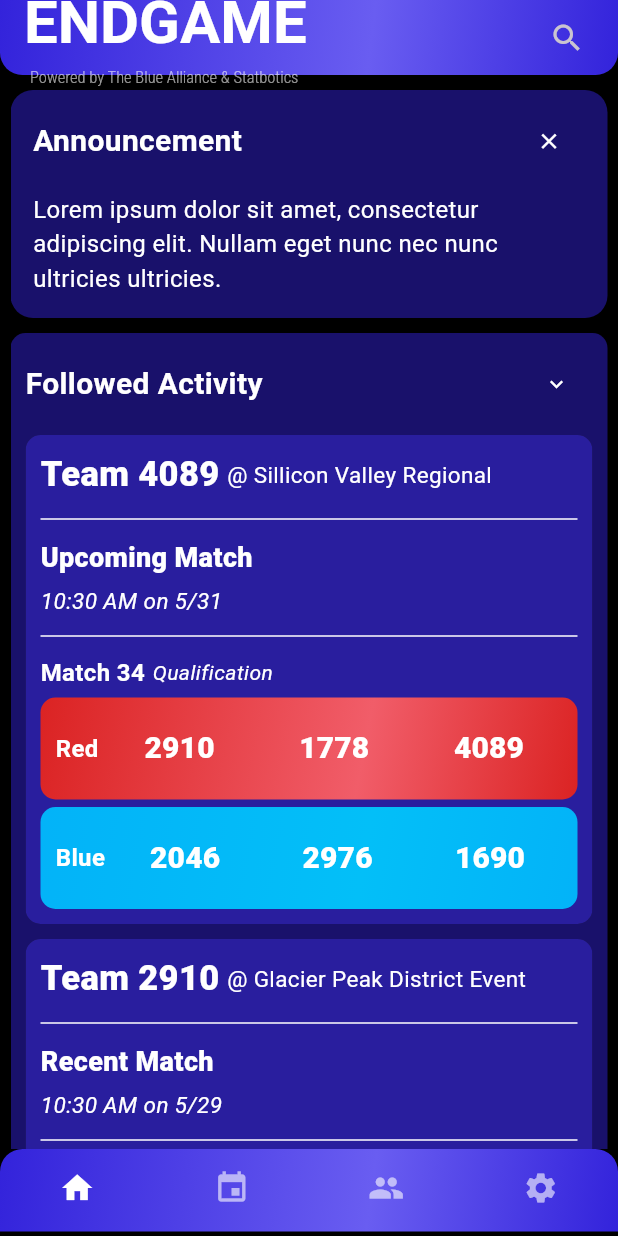
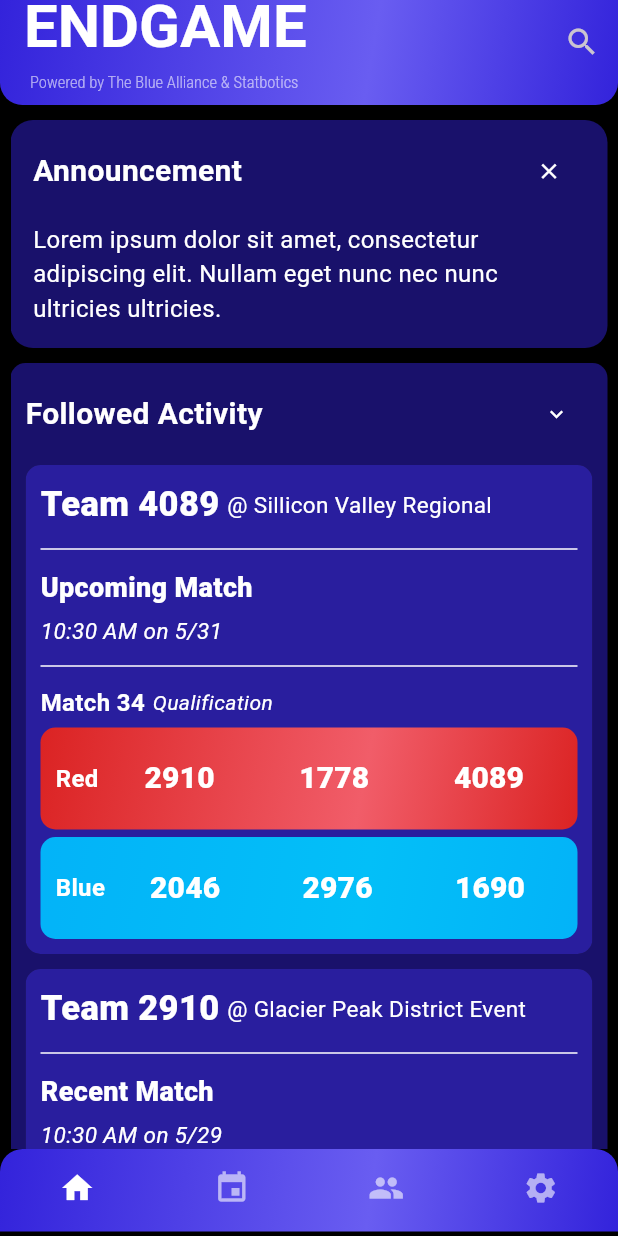
Before and after one commit to silverlightning926/Endgame, a Flutter app: the screen it shows after launch, on a phone screen of 412 x 824 dp. Run offline on Flutter 3.47's test engine with Material 3 defaults, Android fonts, the phone set to English and light mode, and no system bars; our stand-ins replace google_fonts.

Commit message:
Changed AppBar Spacing

```diff
--- a/lib/src/screens/home_screen.dart
+++ b/lib/src/screens/home_screen.dart
@@ -39,7 +39,7 @@ class _HomeScreenState extends State<HomeScreen> {
       child: Scaffold(
         extendBodyBehindAppBar: true,
         appBar: PreferredSize(
-          preferredSize: Size.fromHeight(50.0 + amountOfPadding),
+          preferredSize: const Size.fromHeight(70.0),
           child: AppBar(
             clipBehavior: Clip.none,
             flexibleSpace: Container(
@@ -51,13 +51,10 @@ class _HomeScreenState extends State<HomeScreen> {
               ),
             ),
             actions: [
-              Padding(
-                padding: EdgeInsets.only(top: amountOfPadding, right: 10.0),
-                child: IconButton(
+              IconButton(
                 onPressed: () {},
                 icon: const Icon(Icons.search),
                 tooltip: "Search",
-                ),
               ),
             ],
             shape: const RoundedRectangleBorder(
@@ -65,9 +62,7 @@ class _HomeScreenState extends State<HomeScreen> {
                 bottom: Radius.circular(15),
               ),
             ),
-            title: Padding(
-              padding: EdgeInsets.only(top: amountOfPadding),
-              child: Column(
+            title: Column(
               crossAxisAlignment: CrossAxisAlignment.start,
               textBaseline: TextBaseline.alphabetic,
               children: [
@@ -92,7 +87,6 @@ class _HomeScreenState extends State<HomeScreen> {
             ),
           ),
         ),
-        ),
         bottomNavigationBar: RoundedBottomNavigationBar(
           currentIndex: _currentIndex,
           onTap: _onTabSelected,
```
Lines whose indentation alone changed are shown as unchanged.
